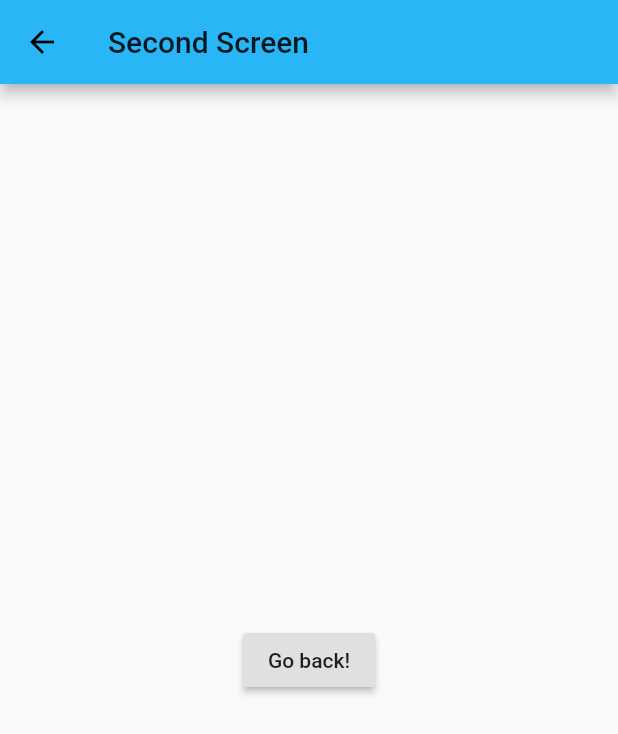
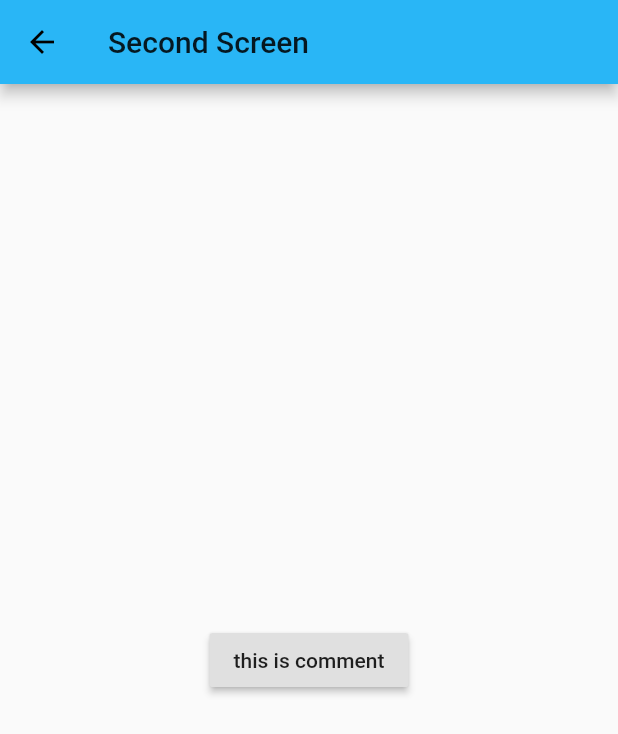
Before and after one commit to pepix/Flutter-Cookbook, a Flutter app: the screen it shows after launch, after a tap on "Launch Second Screen", on a phone screen of 412 x 824 dp. Shown: the top 734 px of the screen. Run offline on Flutter 3.47's test engine with Material 2 defaults, Android fonts, the phone set to English and light mode, and no system bars; our stand-ins replace cached_network_image.

Commit message:
udpate navigator that have the data

```diff
--- a/lib/main.dart
+++ b/lib/main.dart
@@ -36,7 +36,9 @@ class MyApp extends StatelessWidget {
                 onPressed: () {
                   Navigator.push(
                     context,
-                    new MaterialPageRoute(builder: (context) => new SecondScreen()),
+                    new MaterialPageRoute(
+                        builder: (context) => new SecondScreen(comment: "this is comment",)
+                    ),
                   );
                 },
                 child: new Text("Launch Second Screen"),
@@ -72,6 +74,12 @@ class MyApp extends StatelessWidget {
 }
 
 class SecondScreen extends StatelessWidget {
+  // Declare a field that hold a comment
+  final String comment;
+
+  //DetailScreen({Key key, @required this.todo}) : super(key: key);
+  SecondScreen({Key key, @required this.comment}) : super(key: key);
+
   @override
   Widget build(BuildContext context) {
     return new Scaffold(
@@ -84,7 +92,7 @@ class SecondScreen extends StatelessWidget {
           onPressed: () {
             Navigator.pop(context);
           },
-          child: new Text("Go back!"),
+          child: new Text(comment),
         ),
       ),
     );
```
